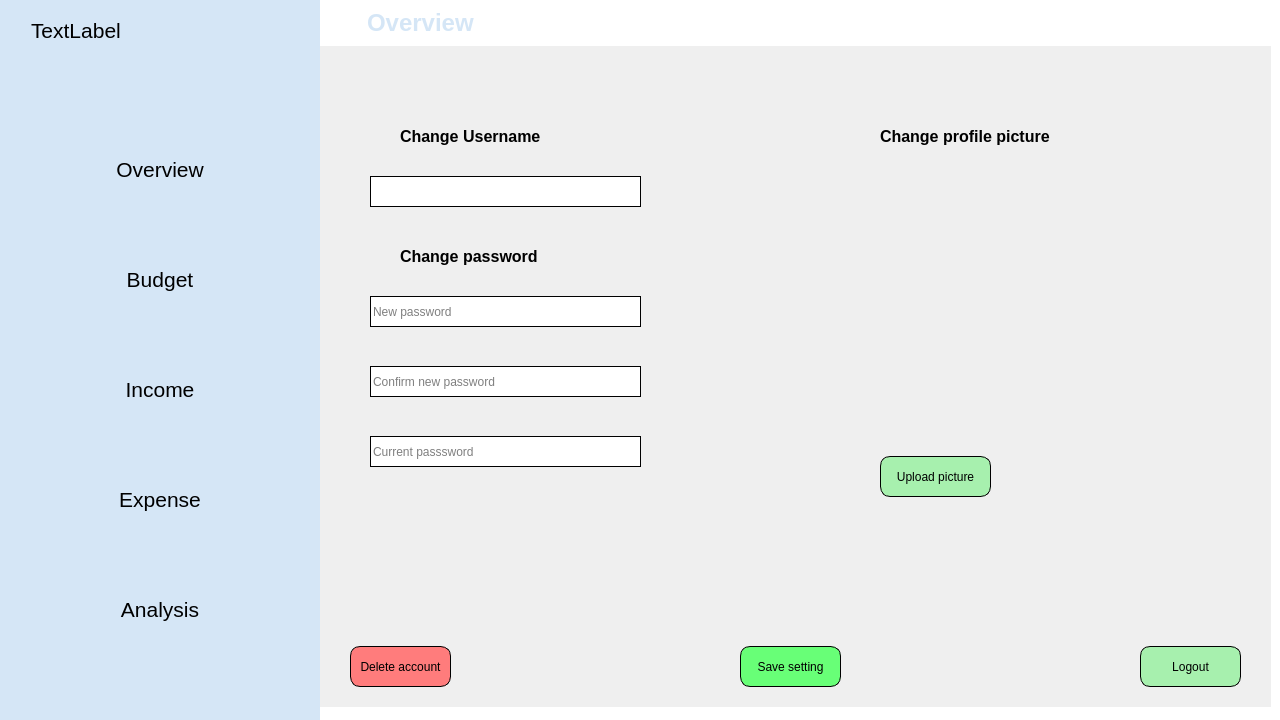
This is moneyapp/ui/raw/Mono.ui in nemo984/money-app as Qt 5 draws it before an edit. The edited form follows.
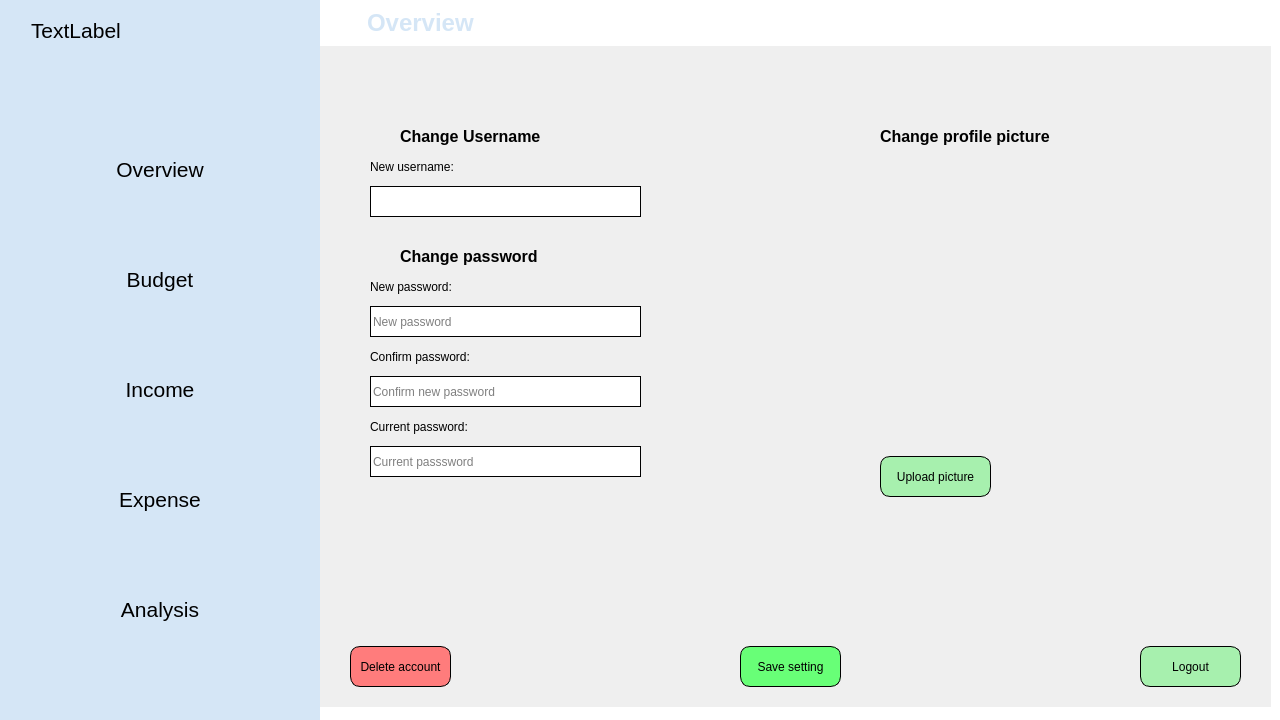
This is the edited form. Icons and pictures are not drawn.

The edit to the form file:
```diff
--- a/moneyapp/ui/raw/Mono.ui
+++ b/moneyapp/ui/raw/Mono.ui
@@ -1804,7 +1804,7 @@
              <property name="geometry">
               <rect>
                <x>50</x>
-               <y>250</y>
+               <y>260</y>
                <width>271</width>
                <height>31</height>
               </rect>
@@ -1820,7 +1820,7 @@
              <property name="geometry">
               <rect>
                <x>50</x>
-               <y>320</y>
+               <y>330</y>
                <width>271</width>
                <height>31</height>
               </rect>
@@ -1852,7 +1852,7 @@
              <property name="geometry">
               <rect>
                <x>50</x>
-               <y>390</y>
+               <y>400</y>
                <width>271</width>
                <height>31</height>
               </rect>
@@ -1977,12 +1977,64 @@
              <property name="geometry">
               <rect>
                <x>50</x>
-               <y>130</y>
+               <y>140</y>
                <width>271</width>
                <height>31</height>
               </rect>
              </property>
             </widget>
+            <widget class="QLabel" name="label_10">
+             <property name="geometry">
+              <rect>
+               <x>50</x>
+               <y>230</y>
+               <width>121</width>
+               <height>21</height>
+              </rect>
+             </property>
+             <property name="text">
+              <string>New password:</string>
+             </property>
+            </widget>
+            <widget class="QLabel" name="label_11">
+             <property name="geometry">
+              <rect>
+               <x>50</x>
+               <y>300</y>
+               <width>121</width>
+               <height>21</height>
+              </rect>
+             </property>
+             <property name="text">
+              <string>Confirm password:</string>
+             </property>
+            </widget>
+            <widget class="QLabel" name="label_12">
+             <property name="geometry">
+              <rect>
+               <x>50</x>
+               <y>370</y>
+               <width>111</width>
+               <height>21</height>
+              </rect>
+             </property>
+             <property name="text">
+              <string>Current password:</string>
+             </property>
+            </widget>
+            <widget class="QLabel" name="label_13">
+             <property name="geometry">
+              <rect>
+               <x>50</x>
+               <y>110</y>
+               <width>101</width>
+               <height>21</height>
+              </rect>
+             </property>
+             <property name="text">
+              <string>New username:</string>
+             </property>
+            </widget>
            </widget>
           </widget>
          </widget>
```
Left out of the diff: 20 changed lines with no effect on the pictures.
